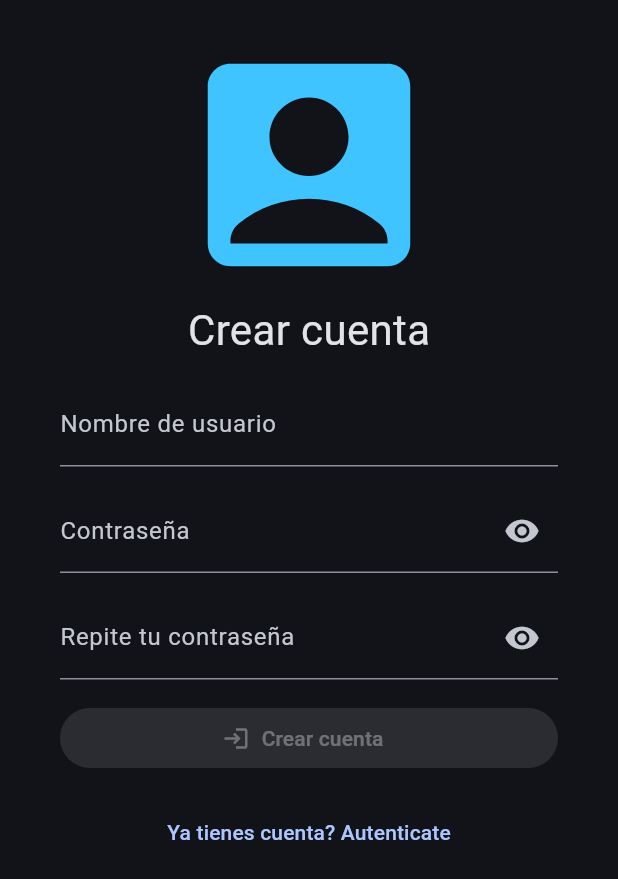
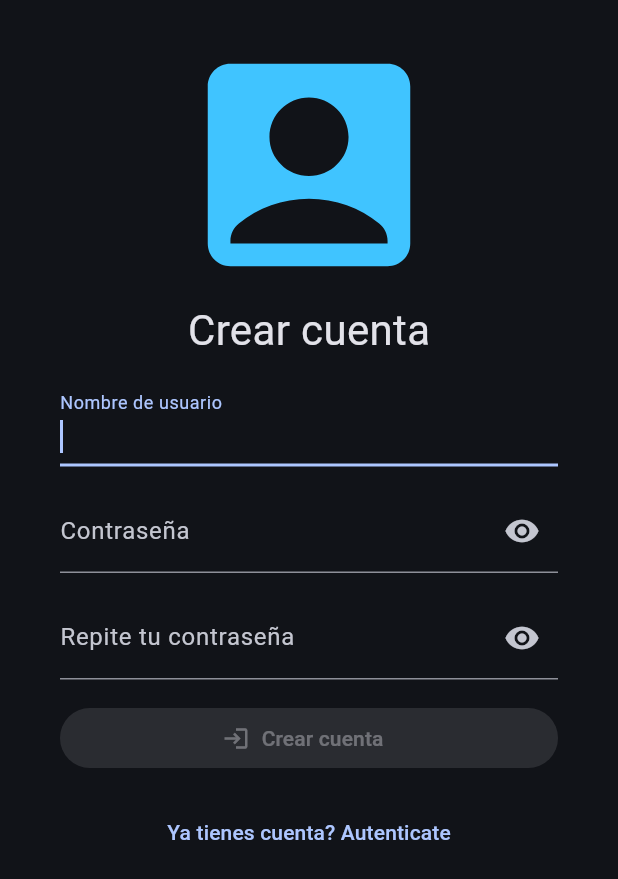
Before and after one commit to code-ventage/ia-final-project-front, a Flutter app: the screen it shows after launch, after a tap on "No tienes cuenta? Crea una", on a phone screen of 412 x 824 dp. Shown: the top 879 px of the screen. Run offline on Flutter 3.47's test engine with Material 3 defaults, Android fonts, the phone set to English and light mode, and no system bars; our stand-ins replace animate_do, bloc, dio, easy_localization, equatable, flutter_animate and 5 more.

Commit message:
feat: login and signup pressing enter button

```diff
--- a/lib/config/config_data/configuration_data.dart
+++ b/lib/config/config_data/configuration_data.dart
@@ -1,6 +1,6 @@
 class ConfigurationData {
   ConfigurationData({
-    this.BASE_URL = "http://10.0.2.2:34545",
+    this.BASE_URL = "http://localhost:34545",
     this.CONTENT_TYPE = "application/json",
     this.DEBUGGING = false,
   });
--- a/lib/number_translator/presentation/pages/auth/auth_page.dart
+++ b/lib/number_translator/presentation/pages/auth/auth_page.dart
@@ -1,6 +1,7 @@
 import 'package:animate_do/animate_do.dart';
 import 'package:easy_localization/easy_localization.dart';
 import 'package:flutter/material.dart';
+import 'package:flutter/services.dart';
 import 'package:flutter_bloc/flutter_bloc.dart';
 import 'package:gap/gap.dart';
 import 'package:go_router/go_router.dart';
@@ -50,21 +51,36 @@ class AuthPage extends StatelessWidget {
                       label: tr('username'),
                       error: state.isValidPassword,
                       onChanged: cubit.validateTextFormFields,
+                      autofocus: true,
                     ),
                     const Gap(15),
-                    CustomPasswordTextFormField(
+                    RawKeyboardListener(
+                      focusNode: FocusNode(),
+                      key: const ValueKey('enter'),
+                      onKey: (value) {
+                        if (value.logicalKey == LogicalKeyboardKey.enter) {
+                          if (state.isSignInPage) {
+                            cubit.logIn(() => context
+                                .replaceNamed(Routes.numberTranslator.name));
+                          }
+                        }
+                      },
+                      child: CustomPasswordTextFormField(
                         passwordController: cubit.passwordController,
                         label: tr('password'),
                         isShowPassword: state.showPassword,
-                      error: state.isSignInPage ? state.isValidPassword : null,
+                        error:
+                            state.isSignInPage ? state.isValidPassword : null,
                         onShowPasswordPressed: cubit.changePasswordVisibility,
                         onChanged: cubit.validateTextFormFields,
+                      ),
                     ),
                     const Gap(15),
                     if (!state.isSignInPage)
                       ...buildRepeatPasswordTextFormField(
                         passwordController: cubit.repeatPasswordController,
                         showPassword: state.showPassword,
+                        context: context,
                         error:
                             state.isSignInPage ? state.isValidPassword : null,
                         onShowPasswordPressed: cubit.changePasswordVisibility,
@@ -125,15 +141,23 @@ class AuthPage extends StatelessWidget {
     );
   }
 
-  buildRepeatPasswordTextFormField({
-    required TextEditingController passwordController,
+  buildRepeatPasswordTextFormField(
+      {required TextEditingController passwordController,
       required bool showPassword,
       required void Function() onShowPasswordPressed,
       bool? error,
-  }) {
+      required BuildContext context}) {
     var cubit = serviceLocator.get<AuthCubit>();
     return [
-      CustomPasswordTextFormField(
+      RawKeyboardListener(
+        focusNode: FocusNode(),
+        onKey: (value) {
+          if (value.logicalKey == LogicalKeyboardKey.enter) {
+            cubit.validatePassword(
+                () => context.replaceNamed(Routes.numberTranslator.name));
+          }
+        },
+        child: CustomPasswordTextFormField(
           passwordController: passwordController,
           label: tr('repeat_your_password'),
           isShowPassword: showPassword,
@@ -141,27 +165,32 @@ class AuthPage extends StatelessWidget {
           onShowPasswordPressed: onShowPasswordPressed,
           onChanged: cubit.validateTextFormFields,
         ),
+      ),
       const Gap(15),
     ];
   }
 }
 
 class CustomTextFormField extends StatelessWidget {
-  const CustomTextFormField(
-      {super.key,
+  const CustomTextFormField({
+    super.key,
     required this.textEditingController,
     required this.label,
     this.error,
-      this.onChanged});
+    this.onChanged,
+    this.autofocus = false,
+  });
 
   final TextEditingController textEditingController;
   final String label;
   final bool? error;
   final void Function(String value)? onChanged;
+  final bool autofocus;
 
   @override
   Widget build(BuildContext context) {
     return TextFormField(
+      autofocus: autofocus,
       textAlign: TextAlign.left,
       textAlignVertical: TextAlignVertical.bottom,
       cursorHeight: 22,
--- a/lib/number_translator/presentation/pages/translation/number_translator_page.dart
+++ b/lib/number_translator/presentation/pages/translation/number_translator_page.dart
@@ -144,7 +144,7 @@ class NumberTranslatorPage extends StatelessWidget {
           floatingActionButton: width < 600
               ? CustomTooltip(
                   message: tr('play_a_game'),
-                  child: FloatingActionButton.small(
+                  child: FloatingActionButton(
                     onPressed: () => context.pushNamed(Routes.gamePage.name),
                     shape: RoundedRectangleBorder(borderRadius: BorderRadius.circular(15)),
                     child: const Icon(Icons.gamepad_outlined),
```
Lines whose indentation alone changed are shown as unchanged.
